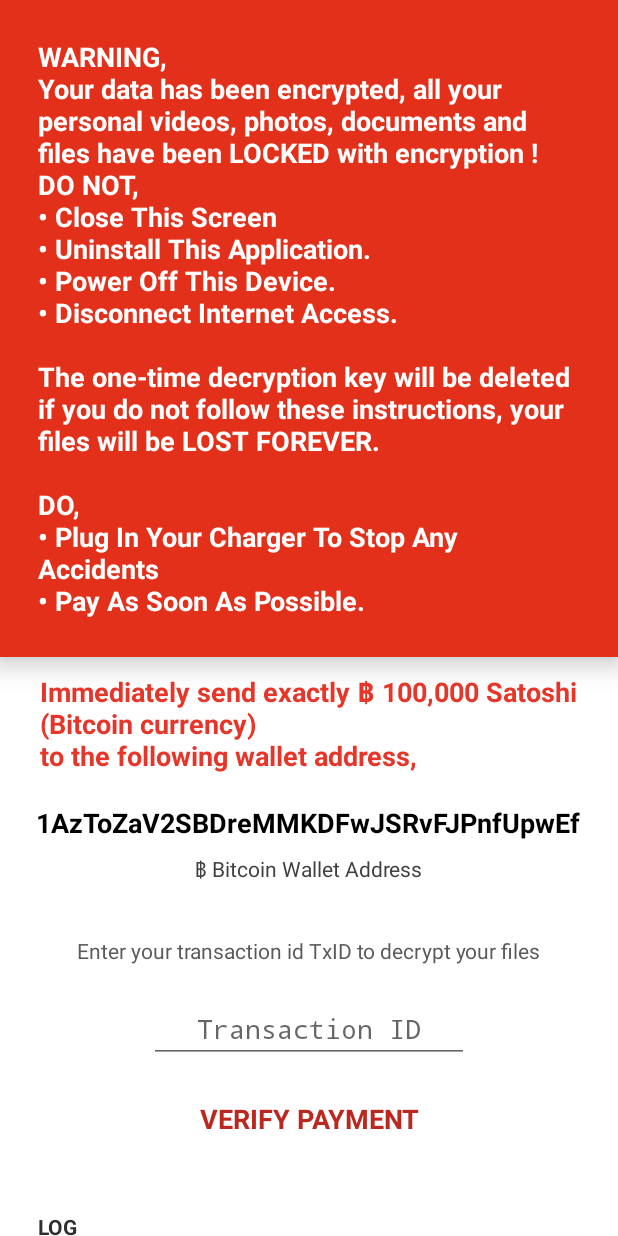
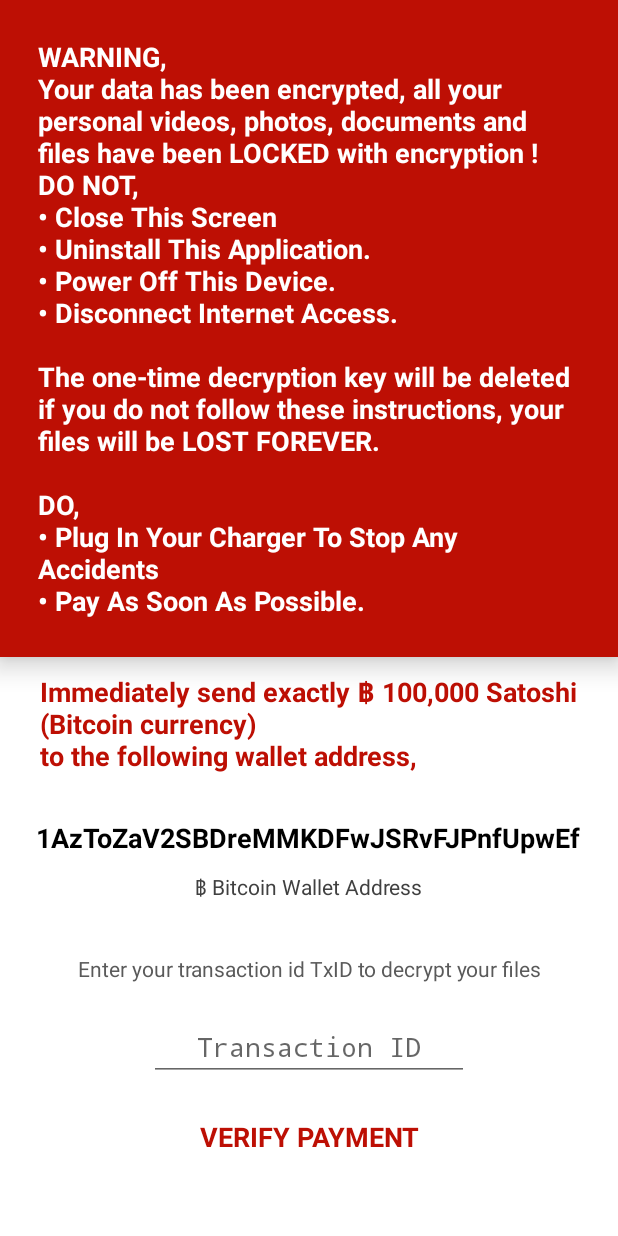
Before and after one commit to ElijahCuff/AndroidNightmare, an Android app: the screen it shows after launch (DiversionActivity), on a phone screen of 412 x 824 dp. Run offline under Robolectric (Android 15) with nearby library versions, the phone set to English and light mode, and no system bars; 1 statement that could not run was skipped.

Commit message:
Add files via upload

```diff
--- a/app/src/main/res/layout/main.xml
+++ b/app/src/main/res/layout/main.xml
@@ -18,9 +18,9 @@
 				android:text="@string/warning"
 				android:layout_width="match_parent"
 				android:layout_height="wrap_content"
-				android:background="#E3301A"
 				android:padding="25dp"
 				android:textStyle="bold"
+				android:background="@color/colorPrimaryDark"
 				android:textColor="#FFFFFF"
 				android:id="@+id/mainTextView1"
 				android:textAppearance="?android:attr/textAppearanceMedium"
@@ -36,7 +36,7 @@
 				android:id="@+id/mainTextView2"
 				android:layout_centerHorizontal="true"
 				android:textStyle="bold"
-				android:textColor="#E83529"
+				android:textColor="@color/colorPrimaryDark"
 				android:elevation="4dp"/>
 
 			<TextView
@@ -50,7 +50,9 @@
 				android:id="@+id/mainTextView3"
 				android:layout_marginTop="10dp"
 				android:textStyle="bold"
-				android:textColor="#000000"/>
+				android:textColor="#000000"
+				android:padding="10dp"
+				android:gravity="center"/>
 
 			<TextView
 				android:layout_width="wrap_content"
@@ -61,8 +63,7 @@
 				android:layout_marginBottom="25dp"
 				android:layout_marginLeft="10dp"
 				android:layout_centerHorizontal="true"
-				android:textColor="#404040"
-				android:layout_marginTop="8dp"/>
+				android:textColor="#404040"/>
 
 			<RelativeLayout
 				android:layout_width="match_parent"
@@ -78,7 +79,8 @@
 					android:textAppearance="?android:attr/textAppearanceSmall"
 					style="@style/AppTheme"
 					android:layout_centerHorizontal="true"
-					android:textColor="#5A5A5A"/>
+					android:textColor="#5A5A5A"
+					android:gravity="center"/>
 
 				<EditText
 					android:layout_width="wrap_content"
@@ -106,7 +108,7 @@
 					android:id="@+id/verifyBotton"
 					android:textStyle="bold"
 					android:textAppearance="?android:attr/textAppearanceMedium"
-					android:textColor="#BA281F"/>
+					android:textColor="@color/colorPrimaryDark"/>
 
 				<TextView
 					android:layout_width="wrap_content"
@@ -133,7 +135,8 @@
 					android:elevation="10dp"
 					android:textStyle="bold"
 					android:maxLines="8"
-					android:minLines="8"/>
+					android:minLines="8"
+					android:layout_marginBottom="24dp"/>
 
 			</RelativeLayout>
 
```
Also changed, not shown: app/src/main/res/layout/splash.xml (+11 -1 lines).
